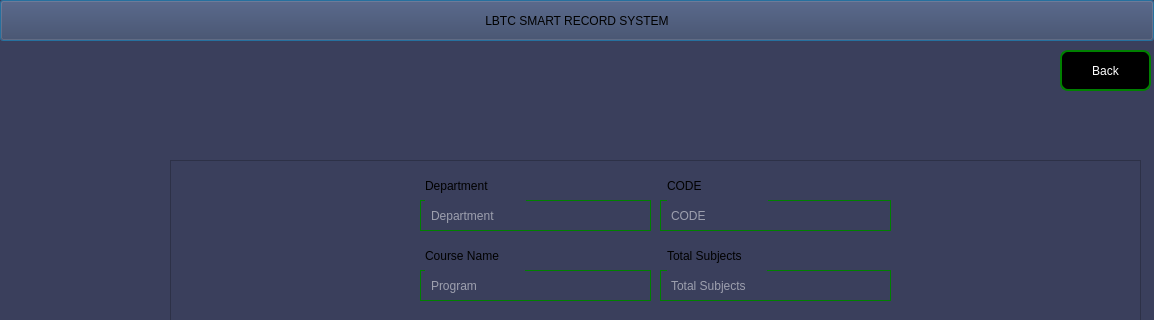
This is courses.ui in Rabsoninnora/SmartRecordLBTC as Qt 5 draws it before an edit; both pictures show x 0 to 1154 and y 0 to 320 of the 1154 by 604 pixel window. The edited form follows.
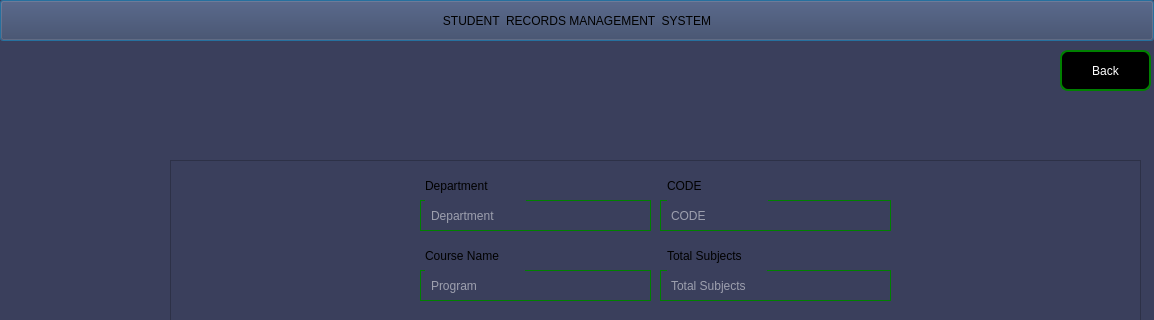
This is the edited form. Icons and pictures are not drawn.

```diff
--- a/courses.ui
+++ b/courses.ui
@@ -26,7 +26,7 @@
     </rect>
    </property>
    <property name="text">
-    <string>LBTC SMART RECORD SYSTEM</string>
+    <string>STUDENT  RECORDS MANAGEMENT  SYSTEM</string>
    </property>
   </widget>
   <widget class="QPushButton" name="btn_Course_back">
```
